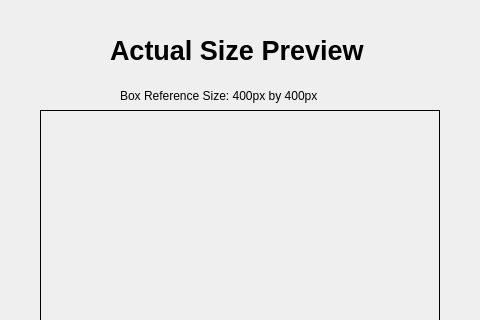
University-of-Utah-CS3505/a7-sprite-editor-s22-charming21, file SpriteEditor/canvaspreview.ui: the form before one commit; both pictures show x 0 to 480 and y 0 to 320 of the 480 by 640 pixel window.
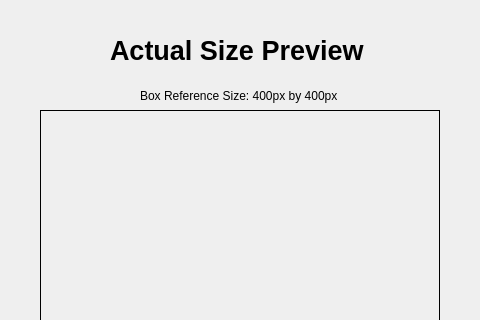
The form after the commit.

Patch:
```diff
--- a/SpriteEditor/canvaspreview.ui
+++ b/SpriteEditor/canvaspreview.ui
@@ -67,7 +67,7 @@
   <widget class="QLabel" name="boxSizeLabel">
    <property name="geometry">
     <rect>
-     <x>120</x>
+     <x>140</x>
      <y>70</y>
      <width>241</width>
      <height>51</height>
```
